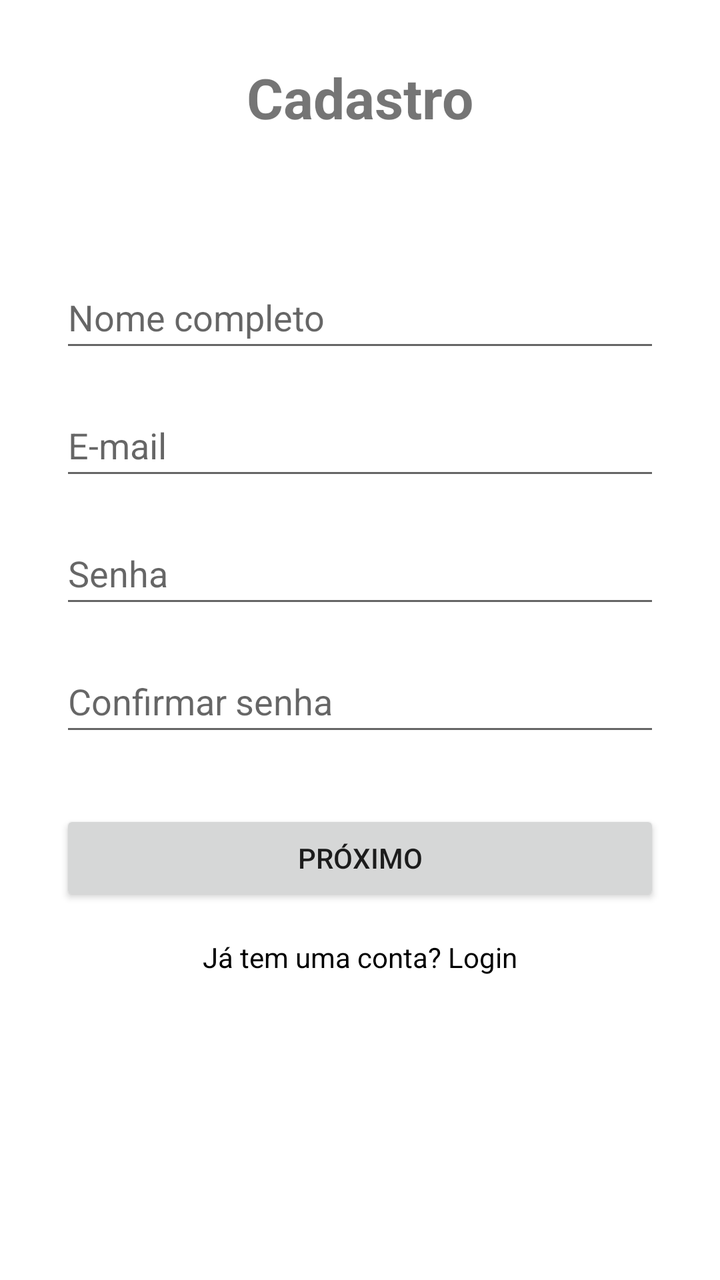
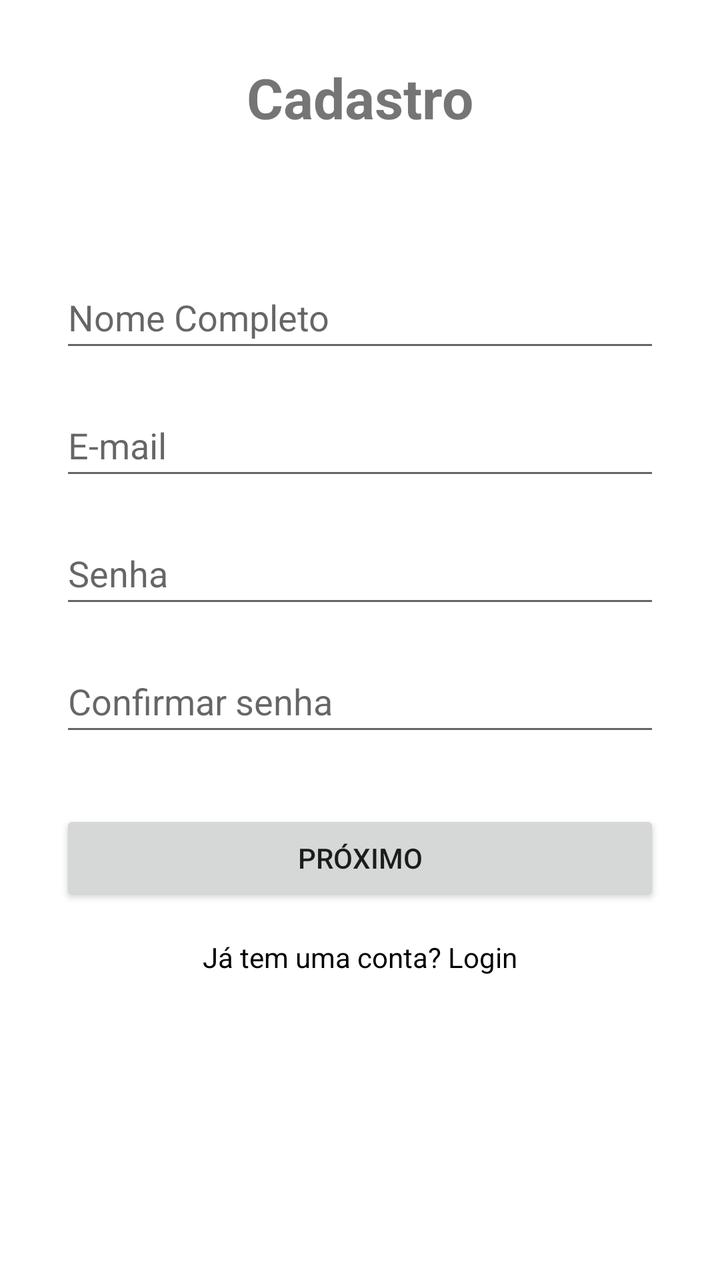

Before-and-after screenshots of an Android layout around one commit, followed by the original layout XML and the change that was made.
<!-- AndroidManifest.xml: application theme Theme.QuiStock -->
<!-- res/layout/fragment_cadastro_pessoal.xml -->
<?xml version="1.0" encoding="utf-8"?>
<androidx.constraintlayout.widget.ConstraintLayout
    xmlns:android="http://schemas.android.com/apk/res/android"
    xmlns:app="http://schemas.android.com/apk/res-auto"
    xmlns:tools="http://schemas.android.com/tools"
    android:layout_width="match_parent"
    android:layout_height="match_parent"
    tools:context=".CadastroPessoalFragment">

    <ScrollView
        android:layout_width="0dp"
        android:layout_height="0dp"
        android:fillViewport="true"
        app:layout_constraintTop_toTopOf="parent"
        app:layout_constraintBottom_toBottomOf="parent"
        app:layout_constraintStart_toStartOf="parent"
        app:layout_constraintEnd_toEndOf="parent">

        <LinearLayout
            android:layout_width="match_parent"
            android:layout_height="wrap_content"
            android:orientation="vertical"
            android:padding="30dp">

            <TextView
                android:layout_width="wrap_content"
                android:layout_height="43dp"
                android:layout_marginBottom="60dp"
                android:text="Cadastro"
                android:textAlignment="center"
                android:textSize="28sp"
                android:layout_gravity="center_horizontal"
                android:textStyle="bold" />

            <EditText
                android:id="@+id/nome_cadastro"
                android:layout_width="match_parent"
                android:layout_height="48dp"
                android:layout_marginBottom="16dp"
                android:hint="Nome completo" />

            <EditText
                android:id="@+id/email_cadastro"
                android:layout_width="match_parent"
                android:layout_height="48dp"
                android:layout_marginBottom="16dp"
                android:hint="E-mail"
                android:inputType="textEmailAddress" />

            <EditText
                android:id="@+id/senha_cadastro"
                android:layout_width="match_parent"
                android:layout_height="48dp"
                android:layout_marginBottom="16dp"
                android:hint="Senha"
                android:inputType="textPassword" />

            <EditText
                android:id="@+id/Csenha_cadastro"
                android:layout_width="match_parent"
                android:layout_height="48dp"
                android:layout_marginBottom="32dp"
                android:hint="Confirmar senha"
                android:inputType="textPassword" />

            <Button
                android:id="@+id/bt_prox_cadastro"
                android:layout_width="match_parent"
                android:layout_height="wrap_content"
                android:text="Próximo" />

            <TextView
                android:id="@+id/bt_ir_login"
                android:layout_width="wrap_content"
                android:layout_height="wrap_content"
                android:layout_gravity="center_horizontal"
                android:layout_marginTop="16dp"
                android:text="Já tem uma conta? Login"
                android:textColor="@color/black"
                android:textSize="14sp" />

        </LinearLayout>

    </ScrollView>

</androidx.constraintlayout.widget.ConstraintLayout>
<!-- resources referenced by this layout -->
<resources>
  <color name="black">#FF000000</color>
  <style name="Theme.QuiStock" parent="Theme.MaterialComponents.DayNight.DarkActionBar">
          
          <item name="colorPrimary">@color/purple_500</item>
          <item name="colorPrimaryVariant">@color/purple_700</item>
          <item name="colorOnPrimary">@color/white</item>
          
          <item name="colorSecondary">@color/teal_200</item>
          <item name="colorSecondaryVariant">@color/teal_700</item>
          <item name="colorOnSecondary">@color/black</item>
          
          <item name="android:statusBarColor">?attr/colorPrimaryVariant</item>
          
      </style>
  <color name="purple_500">#FF6200EE</color>
  <color name="purple_700">#FF3700B3</color>
  <color name="white">#FFFFFFFF</color>
  <color name="teal_200">#FF03DAC5</color>
  <color name="teal_700">#FF018786</color>
</resources>

<!-- the commit's change to res/layout/fragment_cadastro_pessoal.xml (unified diff, before → after) -->
@@ -25,11 +25,11 @@
             <TextView
                 android:layout_width="wrap_content"
                 android:layout_height="43dp"
+                android:layout_gravity="center_horizontal"
                 android:layout_marginBottom="60dp"
-                android:text="Cadastro"
+                android:text="@string/Cadastro"
                 android:textAlignment="center"
                 android:textSize="28sp"
-                android:layout_gravity="center_horizontal"
                 android:textStyle="bold" />
 
             <EditText
@@ -37,14 +37,14 @@
                 android:layout_width="match_parent"
                 android:layout_height="48dp"
                 android:layout_marginBottom="16dp"
-                android:hint="Nome completo" />
+                android:hint="@string/hint_nome_cadastro" />
 
             <EditText
                 android:id="@+id/email_cadastro"
                 android:layout_width="match_parent"
                 android:layout_height="48dp"
                 android:layout_marginBottom="16dp"
-                android:hint="E-mail"
+                android:hint="@string/hint_email"
                 android:inputType="textEmailAddress" />
 
             <EditText
@@ -52,7 +52,7 @@
                 android:layout_width="match_parent"
                 android:layout_height="48dp"
                 android:layout_marginBottom="16dp"
-                android:hint="Senha"
+                android:hint="@string/hint_senha"
                 android:inputType="textPassword" />
 
             <EditText
@@ -60,14 +60,14 @@
                 android:layout_width="match_parent"
                 android:layout_height="48dp"
                 android:layout_marginBottom="32dp"
-                android:hint="Confirmar senha"
+                android:hint="@string/hint_Csenha"
                 android:inputType="textPassword" />
 
             <Button
                 android:id="@+id/bt_prox_cadastro"
                 android:layout_width="match_parent"
                 android:layout_height="wrap_content"
-                android:text="Próximo" />
+                android:text="@string/bt_proximi" />
 
             <TextView
                 android:id="@+id/bt_ir_login"
@@ -75,7 +75,7 @@
                 android:layout_height="wrap_content"
                 android:layout_gravity="center_horizontal"
                 android:layout_marginTop="16dp"
-                android:text="Já tem uma conta? Login"
+                android:text="@string/bt_ir_login"
                 android:textColor="@color/black"
                 android:textSize="14sp" />
 
<!-- resource entries referenced after the edit -->
@@ -1,6 +1,13 @@
 <!-- resources referenced by this layout -->
 <resources>
   <color name="black">#FF000000</color>
+  <string name="Cadastro">Cadastro</string>
+  <string name="bt_ir_login">Já tem uma conta? Login</string>
+  <string name="bt_proximi">Próximo</string>
+  <string name="hint_Csenha">Confirmar senha</string>
+  <string name="hint_email">E-mail</string>
+  <string name="hint_nome_cadastro">Nome Completo</string>
+  <string name="hint_senha">Senha</string>
   <style name="Theme.QuiStock" parent="Theme.MaterialComponents.DayNight.DarkActionBar">
           
           <item name="colorPrimary">@color/purple_500</item>
